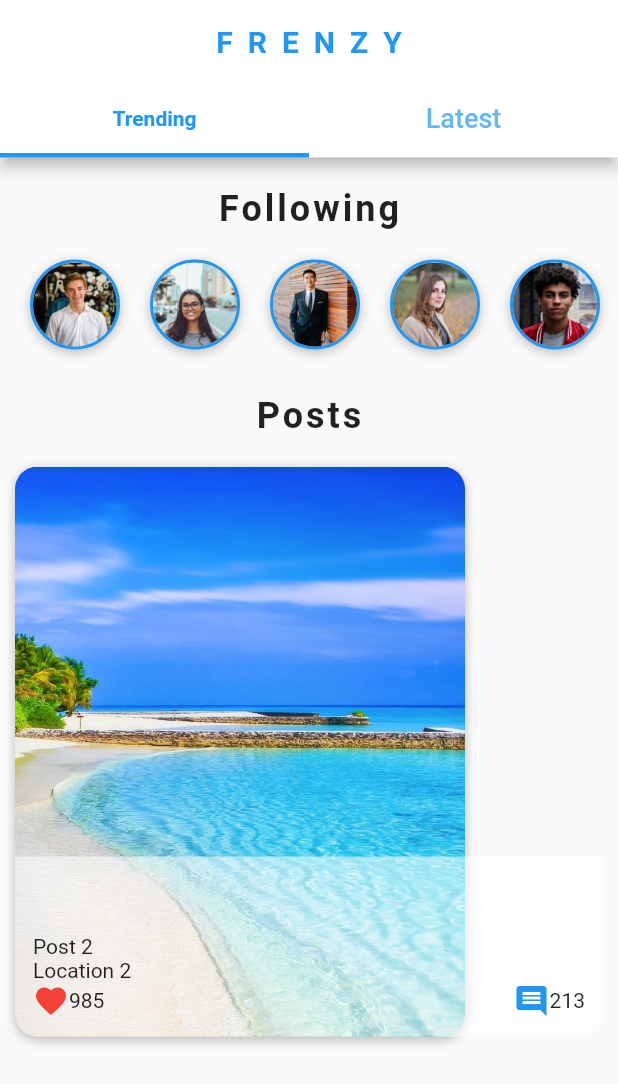
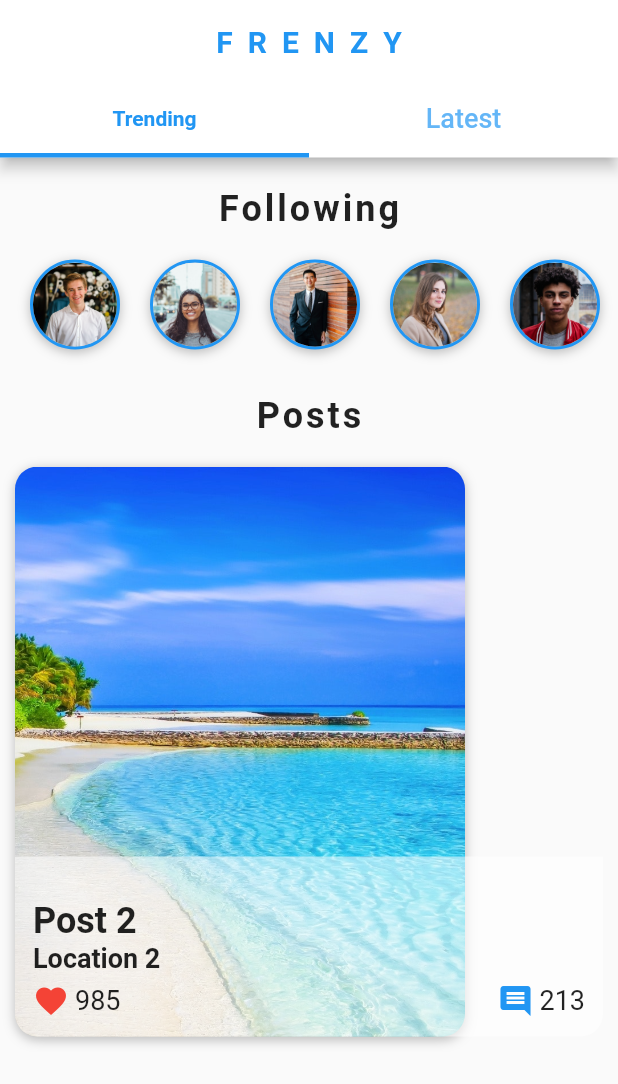
Before and after one commit to aximilli1212/flutter-googles, a Flutter app: the HomeScreen screen opened directly, swiped to page 3, on a phone screen of 412 x 824 dp. Shown: the top 1084 px of the screen. Run offline on Flutter 3.47's test engine with Material 2 defaults, Android fonts, the phone set to English and light mode, and no system bars; our stand-ins replace animated_text_kit, audioplayers, cloud_firestore, firebase_auth, flutter_spinkit, font_awesome_flutter and 3 more; accounts and stored records are empty.

Commit message:
design for text overlow elipsis

```diff
--- a/frenzy_social/lib/widgets/posts_carousel.dart
+++ b/frenzy_social/lib/widgets/posts_carousel.dart
@@ -81,15 +81,18 @@ class PostsCarousel extends StatelessWidget {
               mainAxisAlignment: MainAxisAlignment.end,
               crossAxisAlignment: CrossAxisAlignment.start,
               children: <Widget>[
-                Text(post.title),
-                Text(post.location),
+                Text(post.title,overflow: TextOverflow.ellipsis, style: TextStyle(fontWeight: FontWeight.bold, fontSize: 24),),
+                Text(post.location,overflow: TextOverflow.ellipsis, style: TextStyle(fontWeight: FontWeight.w600, fontSize: 18)),
+                SizedBox(height: 6.0),
                 Row(
                   mainAxisAlignment: MainAxisAlignment.spaceBetween,
                   children: <Widget>[
                     Row(
                       children: <Widget>[
                         Icon(Icons.favorite, color: Colors.red),
-                        Text(post.likes.toString()),
+                        SizedBox(width: 4.0,),
+                        Text(post.likes.toString(),
+                          style: TextStyle(fontSize: 18.0)),
                       ],
 
                     ),
@@ -97,7 +100,9 @@ class PostsCarousel extends StatelessWidget {
                       children: <Widget>[
                         Icon(Icons.comment,
                         color: Theme.of(context).primaryColor,),
-                        Text(post.comments.toString()),
+                        SizedBox(width: 4.0,),
+                        Text(post.comments.toString(),
+                        style: TextStyle(fontSize: 18.0),),
                       ],
                     )
                   ],
```
